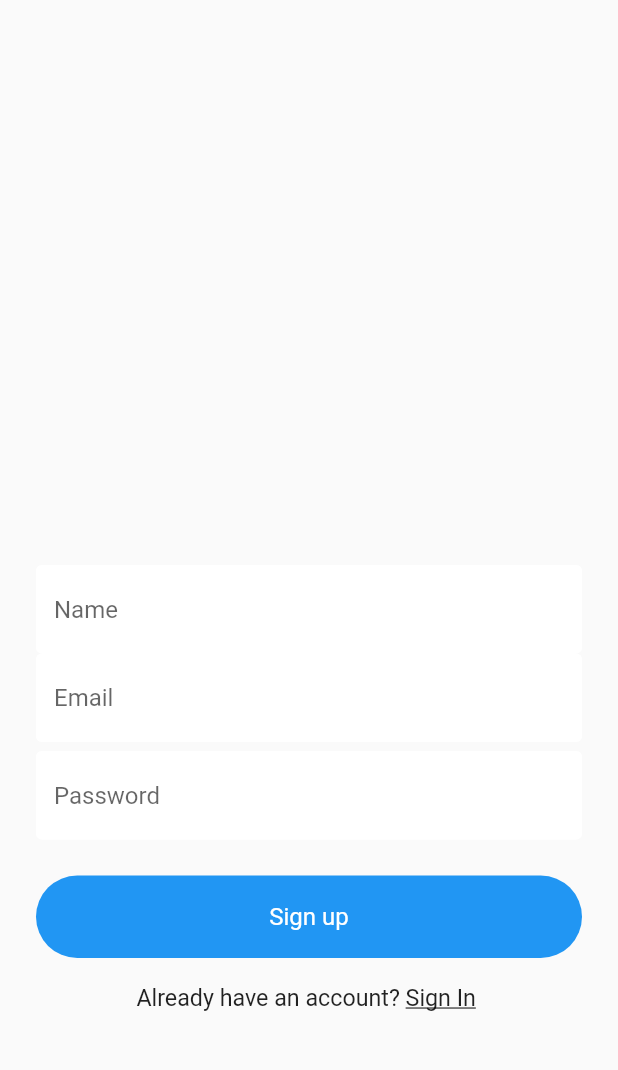
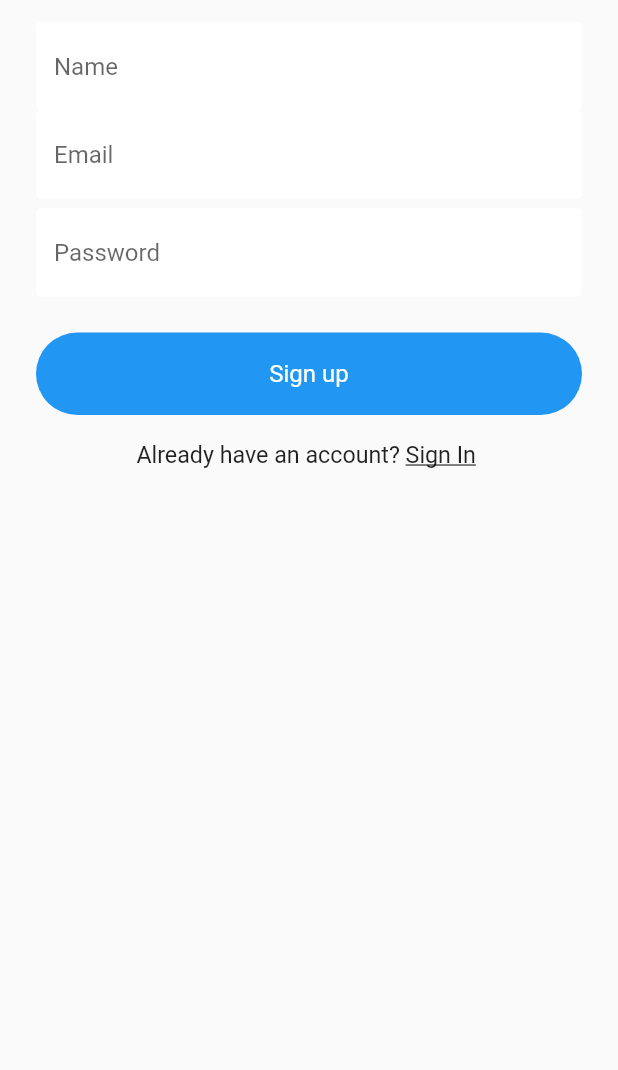
Before and after one commit to Styxer/Quiz-Game, a Flutter app: the screen it shows after launch, after a tap on "Sign in", after a tap on "Sign Up", on a phone screen of 412 x 824 dp, the part 62-1132 px from its top. Run offline on Flutter 3.47's test engine with Material 2 defaults, Android fonts, the phone set to English and light mode, and no system bars; our stand-ins replace firebase_auth, firebase_core, flutter_spinkit; accounts and stored records are empty.

Commit message:
Fixed bugs - keyboard overflow
moved login/logout form to the top of the screen
keyboard now dont overload text field

```diff
--- a/quiz_game/lib/views/signIn.dart
+++ b/quiz_game/lib/views/signIn.dart
@@ -58,11 +58,12 @@ class _SignInState extends State<SignIn> {
       ),
       body:  isLoading ? Loading() : Form(
         key: _formKey,
+        child: SingleChildScrollView(
           child: Container(
             margin: EdgeInsets.symmetric(horizontal: margin),
             child: Column(
               children: [
-              Spacer(),
+               //Spacer(),
                 TextFormField(
                   validator: (val) {
                     return val.isEmpty ? "Email cannot be empty" : null;
@@ -155,6 +156,7 @@ class _SignInState extends State<SignIn> {
             ),
           ),
         ),
+      ),
     );//Scaffold
   }
 }
--- a/quiz_game/lib/views/signUp.dart
+++ b/quiz_game/lib/views/signUp.dart
@@ -55,11 +55,12 @@ class _SignUpState extends State<SignUp> {
       ),
       body: isLoading ? Loading() : Form(
         key: _formKey,
+        child: SingleChildScrollView(
           child: Container(
             margin: EdgeInsets.symmetric(horizontal: margin),
             child: Column(
               children: [
-              Spacer(),
+                //Spacer(),
                 TextFormField(
                   validator: (val) {
                     return val.isEmpty ? "Name cannot be empty" : null;
@@ -160,6 +161,7 @@ class _SignUpState extends State<SignUp> {
             ),
           ),
         ),
+      ),
     );//Scaffold
   }
 }
```
Lines whose indentation alone changed are shown as unchanged.
